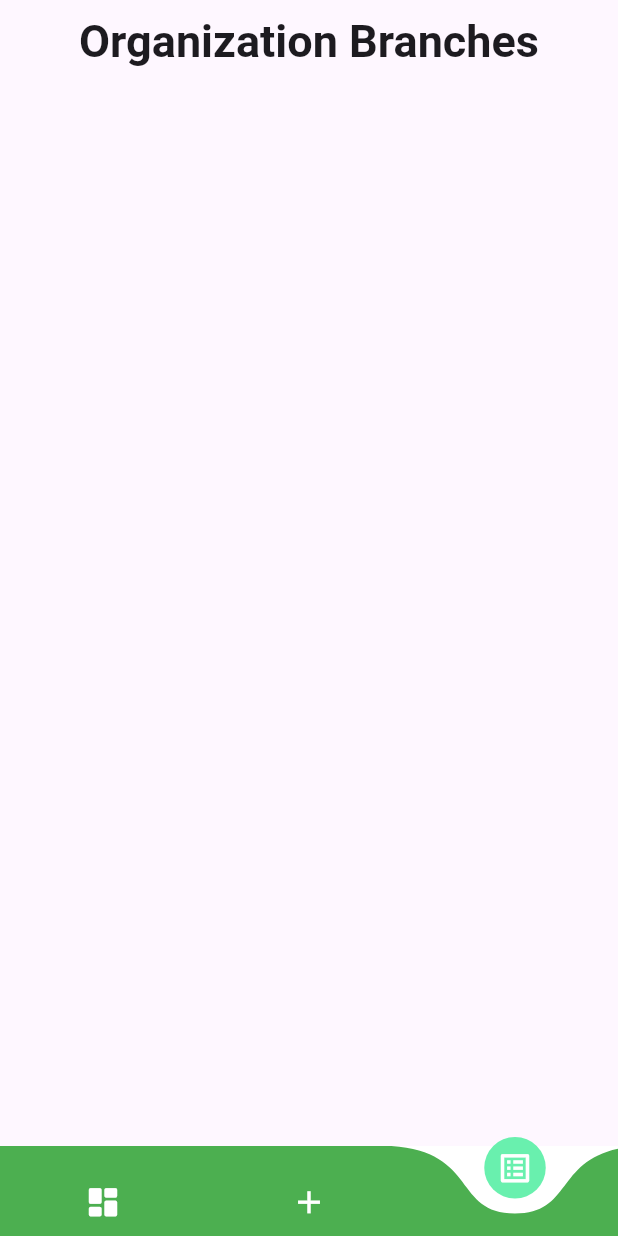
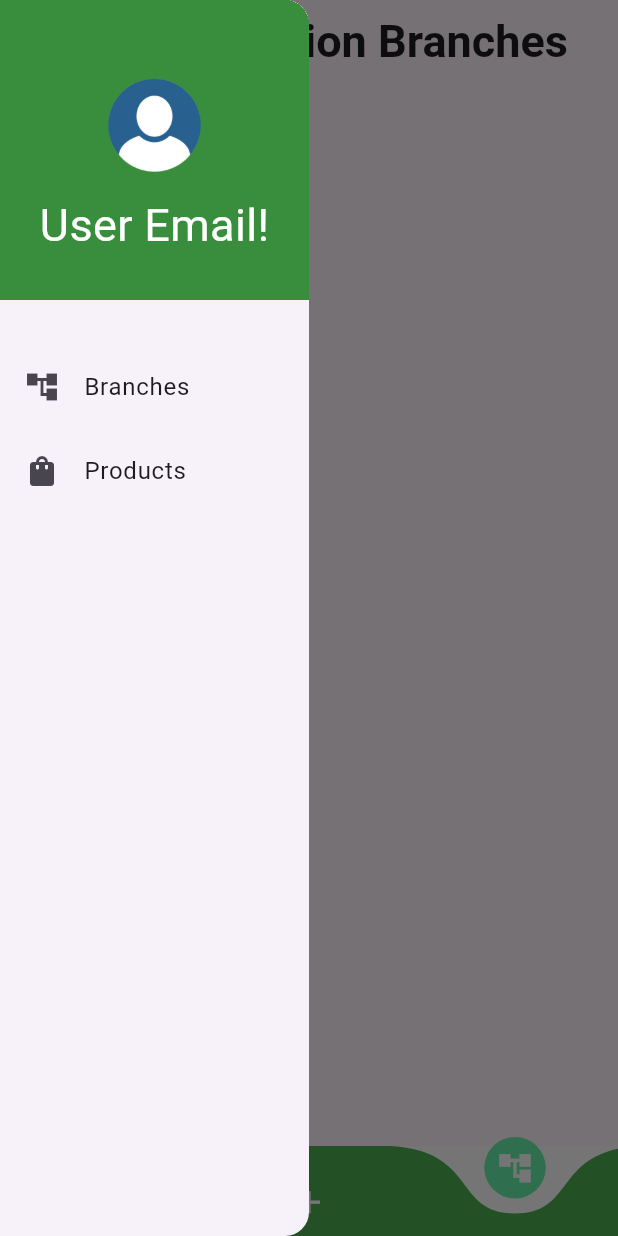
Before and after one commit to sushan531/SalesTrackerApp, a Flutter app: the BranchesScreen screen opened directly, with the side drawer open (before the commit the screen has no drawer), on a phone screen of 412 x 824 dp. Run offline on Flutter 3.47's test engine with Material 3 defaults, Android fonts, the light colour scheme and no system bars; drawn by our look-alikes of curved_navigation_bar; our stand-ins replace dio, flutter_secure_storage, pull_to_refresh_flutter3; accounts and stored records are empty; network calls fail.

Commit message:
Working Drawer

```diff
--- a/lib/screens/private/branches/branches.dart
+++ b/lib/screens/private/branches/branches.dart
@@ -9,6 +9,7 @@ import 'package:tipot/custom_widgets/branches_tile.dart';
 import 'package:tipot/models/branch_model.dart';
 import 'package:tipot/rest_api/rest_api.dart';
 import 'package:tipot/screens/private/branches/branches_add.dart';
+import 'package:tipot/screens/private/tipot_drawer/tipot_drawer.dart';
 
 class BranchesScreen extends StatefulWidget {
   const BranchesScreen({super.key});
@@ -137,6 +138,7 @@ class _BranchesScreenState extends State<BranchesScreen> {
   @override
   Widget build(BuildContext context) {
     return Scaffold(
+      drawer: TipotDrawer(),
       appBar: AppBar(
         title: const Text('Organization Branches',
             style: TextStyle(fontSize: 30, fontWeight: FontWeight.bold)),
@@ -152,7 +154,7 @@ class _BranchesScreenState extends State<BranchesScreen> {
         items: const [
           Icon(Icons.dashboard_rounded, size: 25, color: Colors.white),
           Icon(Icons.add, size: 25, color: Colors.white),
-          Icon(Icons.list_alt, size: 25, color: Colors.white),
+          Icon(Icons.account_tree, size: 25, color: Colors.white),
         ],
         index: _page,
         onTap: (index) {
--- a/lib/screens/private/products/products.dart
+++ b/lib/screens/private/products/products.dart
@@ -7,6 +7,7 @@ import 'package:tipot/custom_widgets/products_tile.dart';
 import 'package:tipot/models/products_model.dart';
 import 'package:tipot/rest_api/rest_api.dart';
 import 'package:tipot/screens/private/products/products_add.dart';
+import 'package:tipot/screens/private/tipot_drawer/tipot_drawer.dart';
 
 class ProductsScreen extends StatefulWidget {
   const ProductsScreen({super.key});
@@ -128,6 +129,7 @@ class _ProductsScreenState extends State<ProductsScreen> {
   @override
   Widget build(BuildContext context) {
     return Scaffold(
+      drawer: TipotDrawer(),
       appBar: AppBar(
         title: const Text('Products',
             style: TextStyle(fontSize: 30, fontWeight: FontWeight.bold)),
@@ -143,7 +145,7 @@ class _ProductsScreenState extends State<ProductsScreen> {
         items: const [
           Icon(Icons.dashboard_rounded, size: 25, color: Colors.white),
           Icon(Icons.add, size: 25, color: Colors.white),
-          Icon(Icons.list_alt, size: 25, color: Colors.white),
+          Icon(Icons.shopping_bag, size: 25, color: Colors.white),
         ],
         index: _page,
         onTap: (index) {
--- /dev/null
+++ b/lib/screens/private/tipot_drawer/tipot_drawer.dart
@@ -0,0 +1,112 @@
+import 'package:flutter/cupertino.dart';
+import 'package:flutter/material.dart';
+import 'package:tipot/screens/private/branches/branches.dart';
+import 'package:tipot/screens/private/products/products.dart';
+
+class HeaderDrawer extends StatefulWidget {
+  const HeaderDrawer({super.key});
+
+  @override
+  State<HeaderDrawer> createState() => _HeaderDrawerState();
+}
+
+class _HeaderDrawerState extends State<HeaderDrawer> {
+  @override
+  Widget build(BuildContext context) {
+    return Container(
+      color: Colors.green[700],
+      width: double.infinity,
+      height: 200,
+      padding: EdgeInsets.only(top: 20),
+      child: Column(
+        mainAxisAlignment: MainAxisAlignment.center,
+        children: [
+          Container(
+            margin: EdgeInsets.only(bottom: 10),
+            height: 70,
+            decoration: const BoxDecoration(
+              shape: BoxShape.circle,
+              image: DecorationImage(
+                image: AssetImage("image/user.png"),
+              ),
+            ),
+          ),
+          Text(
+            "User Email!",
+            style: TextStyle(color: Colors.white, fontSize: 30),
+          )
+        ],
+      ),
+    );
+  }
+}
+
+class DrawerList extends StatefulWidget {
+  const DrawerList({super.key});
+
+  @override
+  State<DrawerList> createState() => _DrawerListState();
+}
+
+class _DrawerListState extends State<DrawerList> {
+  @override
+  Widget build(BuildContext context) {
+    return Column(
+      children: [
+        const SizedBox(
+          height: 30,
+        ),
+        ListTile(
+          leading: const Icon(Icons.account_tree),
+          title: const Text("Branches"),
+          onTap: () {
+            Navigator.pop(context);
+            Navigator.pushReplacement(
+                context,
+                MaterialPageRoute(
+                    builder: (context) => const BranchesScreen()));
+          },
+        ),
+        ListTile(
+          leading: const Icon(Icons.shopping_bag),
+          title: const Text("Products"),
+          onTap: () {
+            Navigator.pop(context);
+            Navigator.pushReplacement(
+                context,
+                MaterialPageRoute(
+                    builder: (context) => const ProductsScreen()));
+          },
+        ),
+      ],
+    );
+  }
+}
+
+class TipotDrawer extends StatefulWidget {
+  const TipotDrawer({super.key});
+
+  @override
+  State<StatefulWidget> createState() {
+    return _TipotDrawerState();
+  }
+}
+
+class _TipotDrawerState extends State<TipotDrawer> {
+  @override
+  Widget build(BuildContext context) {
+    return SizedBox(
+      width: MediaQuery.of(context).size.width*0.5,
+      child: const Drawer(
+        child: SingleChildScrollView(
+          child: Column(
+            children: [
+              HeaderDrawer(),
+              DrawerList(),
+            ],
+          ),
+        ),
+      ),
+    );
+  }
+}
```
Also changed, not shown: lib/assets/Wosha.png (added).
